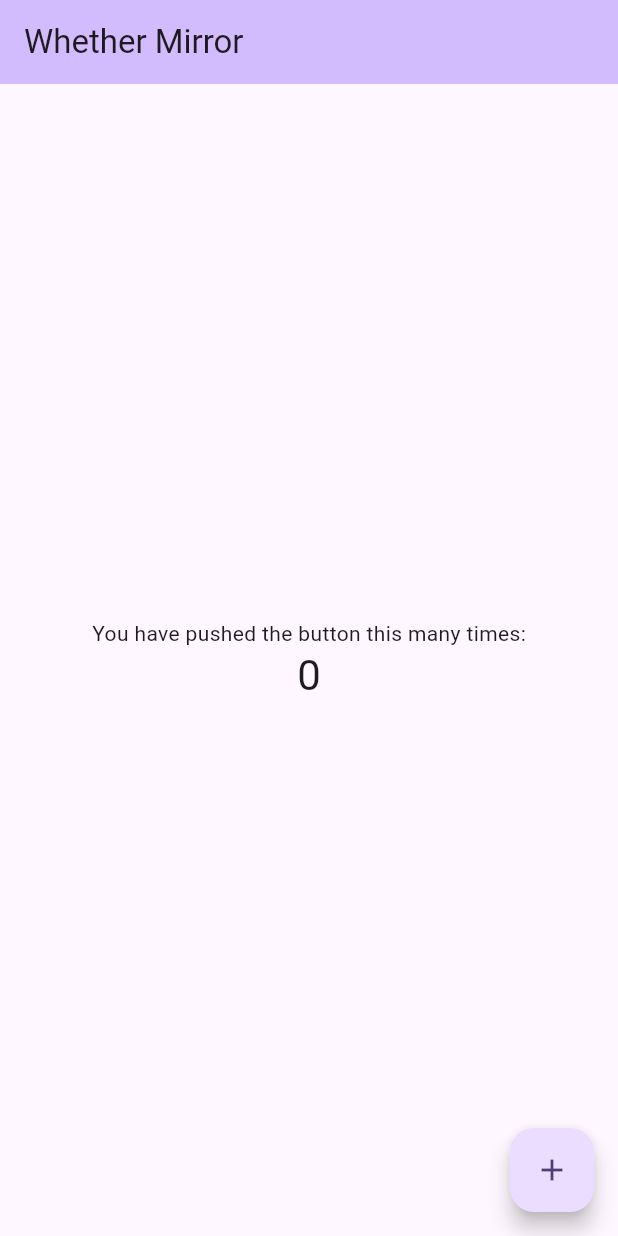
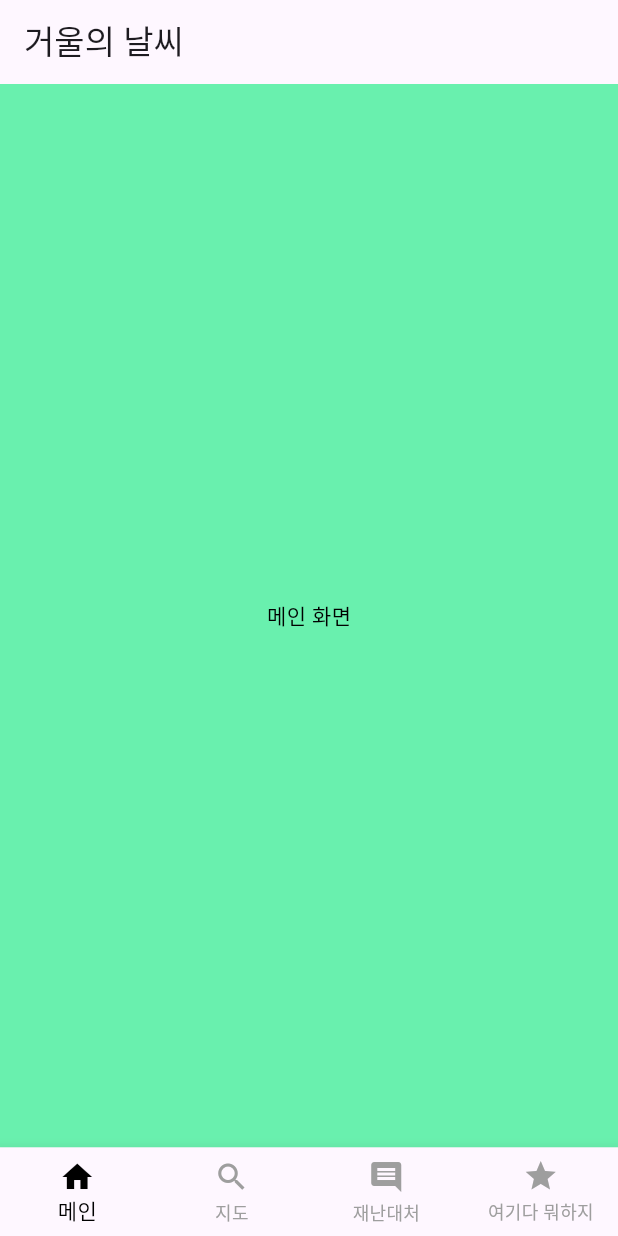
Before and after one commit to the-weather-of-a-mirror/Front, a Flutter app: the screen it shows after launch, on a phone screen of 412 x 824 dp. Run offline on Flutter 3.47's test engine with Material 3 defaults, Android fonts, the light colour scheme and no system bars; missing offline and left inert: dart:ffi.

Commit message:
modified:   lib/main.dart 	modified:   test/widget_test.dart

```diff
--- a/lib/main.dart
+++ b/lib/main.dart
@@ -1,125 +1,132 @@
+import 'dart:ffi';
+
 import 'package:flutter/material.dart';
 
 void main() {
-  runApp(const MyApp());
+  runApp(MyApp());
 }
 
-class MyApp extends StatelessWidget {
-  const MyApp({super.key});
+class MyApp extends StatefulWidget {
+  @override
+  _MyApp createState() => _MyApp();
+}
 
-  // This widget is the root of your application.
-  @override
-  Widget build(BuildContext context) {
-    return MaterialApp(
-      title: 'Whether Mirror',
-      theme: ThemeData(
-        // This is the theme of your application.
-        //
-        // TRY THIS: Try running your application with "flutter run". You'll see
-        // the application has a purple toolbar. Then, without quitting the app,
-        // try changing the seedColor in the colorScheme below to Colors.green
-        // and then invoke "hot reload" (save your changes or press the "hot
-        // reload" button in a Flutter-supported IDE, or press "r" if you used
-        // the command line to start the app).
-        //
-        // Notice that the counter didn't reset back to zero; the application
-        // state is not lost during the reload. To reset the state, use hot
-        // restart instead.
-        //
-        // This works for code too, not just values: Most code changes can be
-        // tested with just a hot reload.
-        colorScheme: ColorScheme.fromSeed(seedColor: Colors.deepPurple),
-        useMaterial3: true,
+class _MyApp extends State<MyApp> {
+
+  int _currentIndex = 0;
+
+  final List<Widget> _screens = [
+    HomeScreen(),
+    MapScreen(),
+    WarningScreen(),
+    WhatScreen()
+  ];
+
+@override
+Widget build(BuildContext context){
+  return MaterialApp(
+    home: Scaffold(
+      appBar: AppBar(
+        title: Text('거울의 날씨'),
+      ),body: _screens[_currentIndex],
+      bottomNavigationBar: BottomNavigationBar(currentIndex: _currentIndex,
+      unselectedItemColor: Colors.grey,
+      selectedItemColor: Colors.black,
+      type: BottomNavigationBarType.fixed,
+      onTap: (index){
+        setState(() {
+          _currentIndex = index;
+        });
+      },
+       items: const [
+
+    BottomNavigationBarItem(
+      icon: Icon(Icons.home),
+      label: '메인',
+    ),
+    BottomNavigationBarItem(
+      icon: Icon(Icons.search),
+      label: '지도'
+    ),
+    BottomNavigationBarItem(
+      icon: Icon(Icons.comment),
+      label: '재난대처'
+    ),
+    BottomNavigationBarItem(
+      icon: Icon(Icons.star),
+      label: '여기다 뭐하지'
+          ),
+        ],
+       )
       ),
-      home: const MyHomePage(title: 'Whether Mirror'),
     );
   }
 }
 
-class MyHomePage extends StatefulWidget {
-  const MyHomePage({super.key, required this.title});
-
-  // This widget is the home page of your application. It is stateful, meaning
-  // that it has a State object (defined below) that contains fields that affect
-  // how it looks.
-
-  // This class is the configuration for the state. It holds the values (in this
-  // case the title) provided by the parent (in this case the App widget) and
-  // used by the build method of the State. Fields in a Widget subclass are
-  // always marked "final".
-
-  final String title;
-
-  @override
-  State<MyHomePage> createState() => _MyHomePageState();
-}
-
-class _MyHomePageState extends State<MyHomePage> {
-  int _counter = 0;
-
-  void _incrementCounter() {
-    setState(() {
-      // This call to setState tells the Flutter framework that something has
-      // changed in this State, which causes it to rerun the build method below
-      // so that the display can reflect the updated values. If we changed
-      // _counter without calling setState(), then the build method would not be
-      // called again, and so nothing would appear to happen.
-      _counter++;
-    });
-  }
-
+class HomeScreen extends StatelessWidget{
   @override
   Widget build(BuildContext context) {
-    // This method is rerun every time setState is called, for instance as done
-    // by the _incrementCounter method above.
-    //
-    // The Flutter framework has been optimized to make rerunning build methods
-    // fast, so that you can just rebuild anything that needs updating rather
-    // than having to individually change instances of widgets.
-    return Scaffold(
-      appBar: AppBar(
-        // TRY THIS: Try changing the color here to a specific color (to
-        // Colors.amber, perhaps?) and trigger a hot reload to see the AppBar
-        // change color while the other colors stay the same.
-        backgroundColor: Theme.of(context).colorScheme.inversePrimary,
-        // Here we take the value from the MyHomePage object that was created by
-        // the App.build method, and use it to set our appbar title.
-        title: Text(widget.title),
-      ),
+    return const Scaffold(
+      backgroundColor: Colors.greenAccent,
       body: Center(
-        // Center is a layout widget. It takes a single child and positions it
-        // in the middle of the parent.
-        child: Column(
-          // Column is also a layout widget. It takes a list of children and
-          // arranges them vertically. By default, it sizes itself to fit its
-          // children horizontally, and tries to be as tall as its parent.
-          //
-          // Column has various properties to control how it sizes itself and
-          // how it positions its children. Here we use mainAxisAlignment to
-          // center the children vertically; the main axis here is the vertical
-          // axis because Columns are vertical (the cross axis would be
-          // horizontal).
-          //
-          // TRY THIS: Invoke "debug painting" (choose the "Toggle Debug Paint"
-          // action in the IDE, or press "p" in the console), to see the
-          // wireframe for each widget.
-          mainAxisAlignment: MainAxisAlignment.center,
-          children: <Widget>[
-            const Text(
-              'You have pushed the button this many times:',
-            ),
-            Text(
-              '$_counter',
-              style: Theme.of(context).textTheme.headlineMedium,
-            ),
-          ],
+        child: Text('메인 화면',
+        style: TextStyle(
+          color: Colors.black,
+          fontSize: 14,
+          ),
         ),
       ),
-      floatingActionButton: FloatingActionButton(
-        onPressed: _incrementCounter,
-        tooltip: 'Increment',
-        child: const Icon(Icons.add),
-      ), // This trailing comma makes auto-formatting nicer for build methods.
     );
   }
 }
+
+class MapScreen extends StatelessWidget{
+  @override
+  Widget build(BuildContext context) {
+    return const Scaffold(
+      backgroundColor: Colors.lightGreen,
+      body: Center(
+        child: Text('지도',
+        style: TextStyle(
+          color: Colors.black,
+          fontSize: 14,
+          ),
+        ),
+      ),
+    );
+  }
+}
+
+class WarningScreen extends StatelessWidget{
+  @override
+  Widget build(BuildContext context) {
+    return const Scaffold(
+      backgroundColor: Colors.blueGrey,
+      body: Center(
+        child: Text('재난 대처 정보',
+        style: TextStyle(
+          color: Colors.black,
+          fontSize: 14,
+          ),
+        ),
+      ),
+    );
+  }
+}
+
+class WhatScreen extends StatelessWidget{
+  @override
+  Widget build(BuildContext context) {
+    return const Scaffold(
+      backgroundColor: Colors.purple,
+      body: Center(
+        child: Text('여기다 뭐하지',
+        style: TextStyle(
+          color: Colors.black,
+          fontSize: 14,
+          ),
+        ),
+      ),
+    );
+  }
+}
```
Also changed, not shown: 1 other file.
